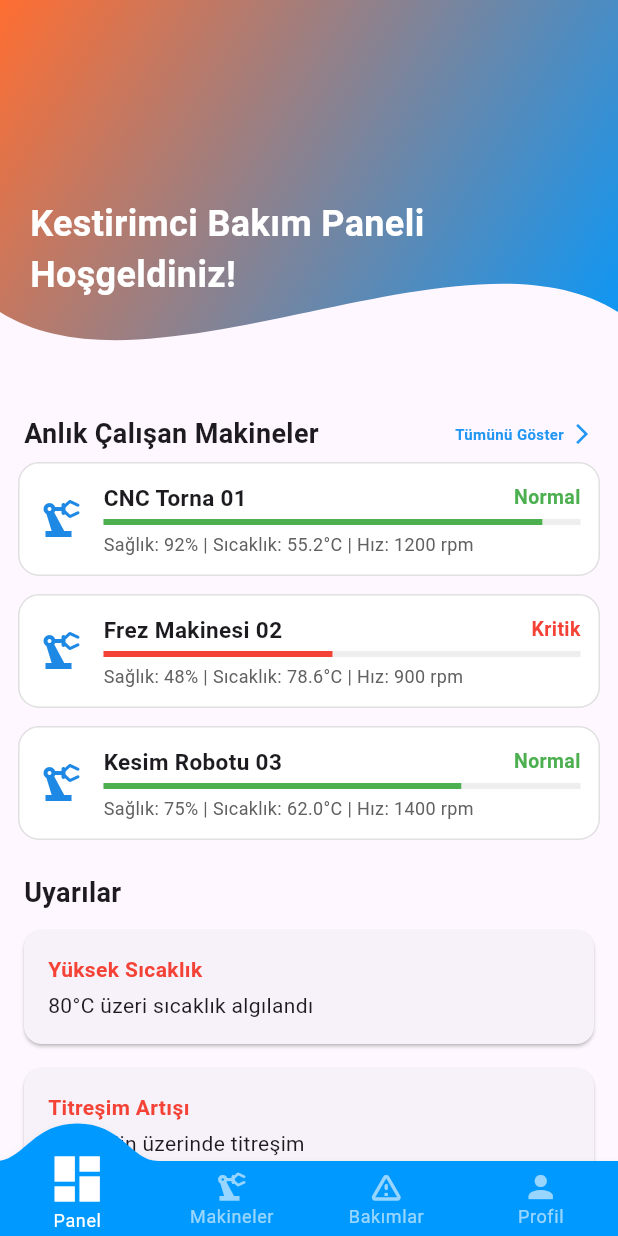
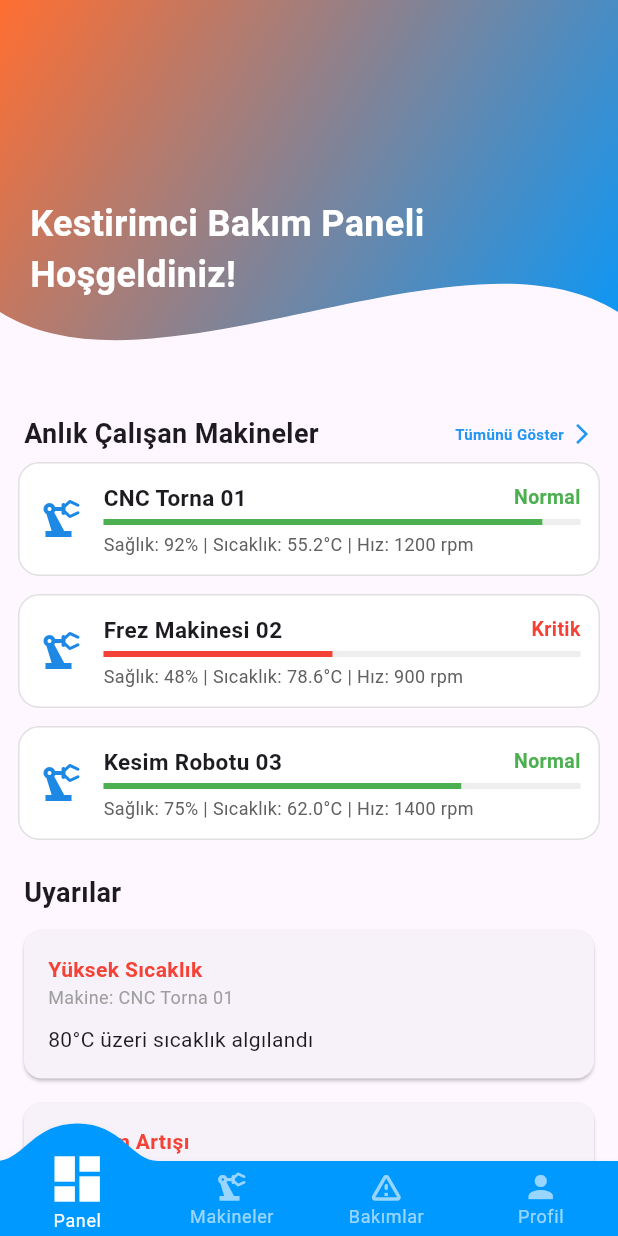
Before and after one commit to zehra-guven/kestirimci_bakim, a Flutter app: the screen it shows after launch, on a phone screen of 412 x 824 dp. Run offline on Flutter 3.47's test engine with Material 3 defaults, Android fonts, the phone set to English and light mode, and no system bars; drawn by our look-alikes of convex_bottom_bar; our stand-ins replace shared_preferences.

Commit message:
uyarılar kartları makine adlarını gösteriyor

```diff
--- a/lib/data/machine_data.dart
+++ b/lib/data/machine_data.dart
@@ -33,6 +33,10 @@ final List<Machine> machines = [
     data2: "Motor Akımı: 11.4 A",
   ),
 ];
-Machine getMachineById(String id) {
-  return machines.firstWhere((m) => m.id== id);
+Machine? getMachineById(String id) {
+  try {
+    return machines.firstWhere((m) => m.id == id);
+  } catch (e) {
+    return null;
+  }
 }
--- a/lib/pages/home_page.dart
+++ b/lib/pages/home_page.dart
@@ -148,12 +148,16 @@ SliverList(
   delegate: SliverChildBuilderDelegate(
     (context, index) {
       final warning = warnings[index];
+      final machine = getMachineById(warning.machineId);
+
+      if (machine == null) {
+        return const SizedBox.shrink();
+      }
 
       return WarningCard(
         warning: warning,
+        machineName: machine.name,
         onTap: () {
-          final machine = getMachineById(warning.machineId);
-
           Navigator.push(
             context,
             MaterialPageRoute(
@@ -166,6 +170,7 @@ SliverList(
     childCount: warnings.length,
   ),
 ),
+
 //uyarılar başlığı altına uyarı kartlarını koydum
 
         ],
--- a/lib/widgets/warning_card.dart
+++ b/lib/widgets/warning_card.dart
@@ -3,10 +3,12 @@ import 'package:kestirimci_bakim/models/warning.dart';
 
 class WarningCard extends StatelessWidget {
   final Warning warning;
+  final String machineName;
   final VoidCallback? onTap;
 
   const WarningCard({
     super.key,
+    required this.machineName,
     required this.warning,
     this.onTap,
   });
@@ -29,6 +31,15 @@ class WarningCard extends StatelessWidget {
                   color: Colors.red,
                 ),
               ),
+                Text(
+                "Makine: $machineName",
+                style: const TextStyle(
+                  fontSize: 12,
+                  color: Colors.grey,
+                ),
+              ),
+
+              const SizedBox(height: 6),
               const SizedBox(height: 4),
               Text(warning.description),
             ],
```
